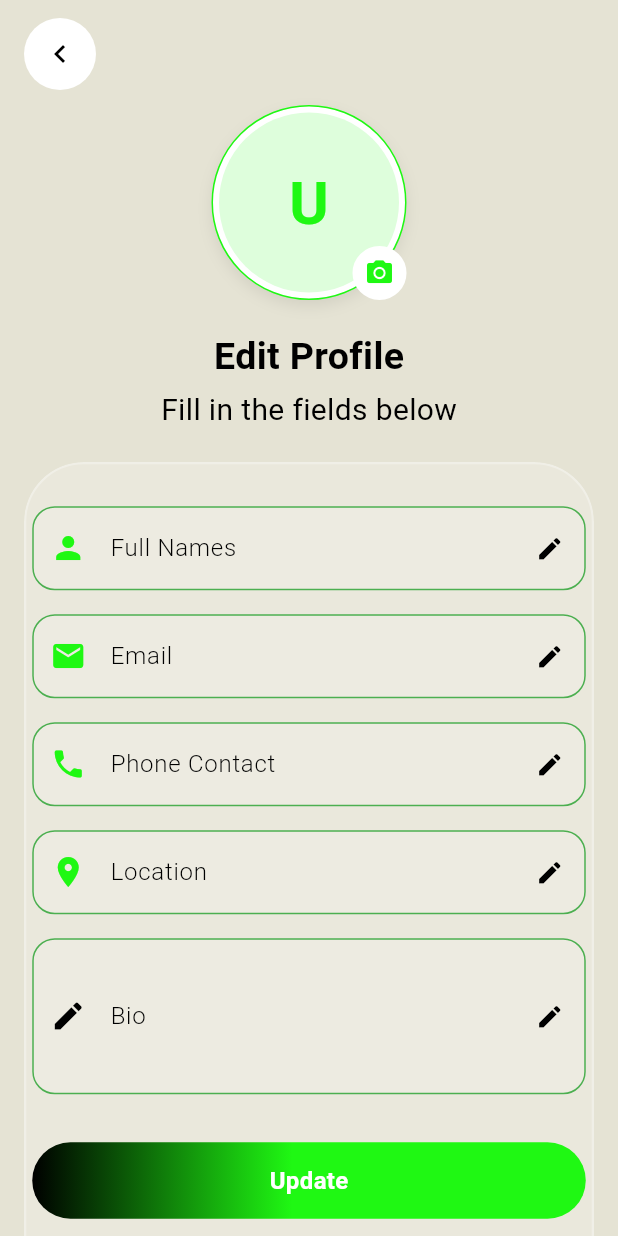
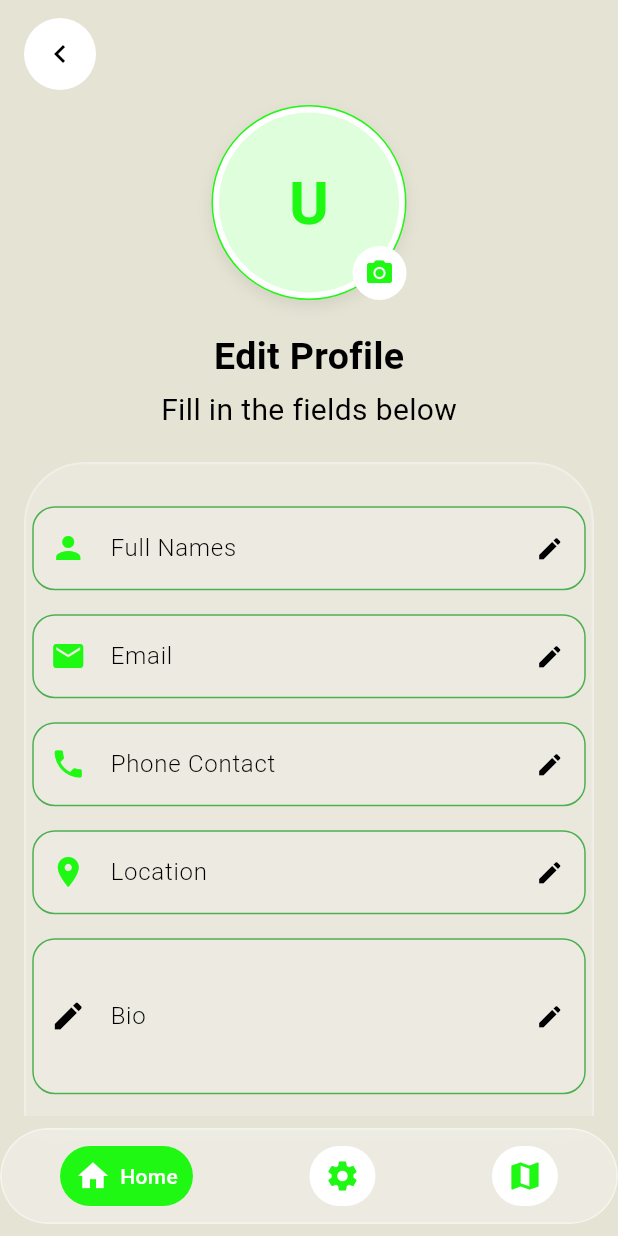
Before and after one commit to Alvin11David/UGANDA-EXPLORE, a Flutter app: the screen it shows after launch, on a phone screen of 412 x 824 dp. Run offline on Flutter 3.47's test engine with Material 3 defaults, Android fonts, the phone set to English and light mode, and no system bars; our stand-ins replace camera, cloud_firestore, firebase_auth, firebase_core, flutter_compass, flutter_svg and 7 more; accounts and stored records are empty; Roboto replaces fonts that are missing (Poppins).

Commit message:
Moved bottom navigation bar to Scaffold's bottomNavigationBar property so it stays fixed and does not scroll with content

```diff
--- a/uganda_explore/lib/screens/profile/profile_edit_screen.dart
+++ b/uganda_explore/lib/screens/profile/profile_edit_screen.dart
@@ -167,7 +167,7 @@ class _EditProfileScreenState extends State<EditProfileScreen> {
                 ),
                 const SizedBox(height: 20),
 
-                // Glass Container for Fields, Update Button, and Nav Bar
+                // Glass Container for Fields and Update Button
                 ClipRRect(
                   borderRadius: BorderRadius.circular(40),
                   child: BackdropFilter(
@@ -277,20 +277,23 @@ class _EditProfileScreenState extends State<EditProfileScreen> {
                             ),
                           ),
                           const SizedBox(height: 24),
-
-                          // Bottom Nav Bar (Profile button removed)
-                          Padding(
-                            padding: const EdgeInsets.symmetric(
-                              horizontal: 0,
-                              vertical: 8,
+                        ],
                       ),
+                    ),
+                  ),
+                ),
+                const SizedBox(height: 24),
+              ],
+            ),
+          ),
+        ),
+      ),
+      bottomNavigationBar: Padding(
+        padding: const EdgeInsets.symmetric(horizontal: 0, vertical: 8),
         child: ClipRRect(
           borderRadius: BorderRadius.circular(40),
           child: BackdropFilter(
-                                filter: ImageFilter.blur(
-                                  sigmaX: 12,
-                                  sigmaY: 12,
-                                ),
+            filter: ImageFilter.blur(sigmaX: 12, sigmaY: 12),
             child: Container(
               height: 64,
               decoration: BoxDecoration(
@@ -302,8 +305,7 @@ class _EditProfileScreenState extends State<EditProfileScreen> {
                 ),
               ),
               child: Row(
-                                    mainAxisAlignment:
-                                        MainAxisAlignment.spaceAround,
+                mainAxisAlignment: MainAxisAlignment.spaceAround,
                 children: [
                   _NavIcon(
                     icon: Icons.home,
@@ -328,17 +330,6 @@ class _EditProfileScreenState extends State<EditProfileScreen> {
                   ),
                 ],
               ),
-                                ),
-                              ),
-                            ),
-                          ),
-                        ],
-                      ),
-                    ),
-                  ),
-                ),
-                const SizedBox(height: 24),
-              ],
             ),
           ),
         ),
```
Lines whose indentation alone changed are shown as unchanged.
